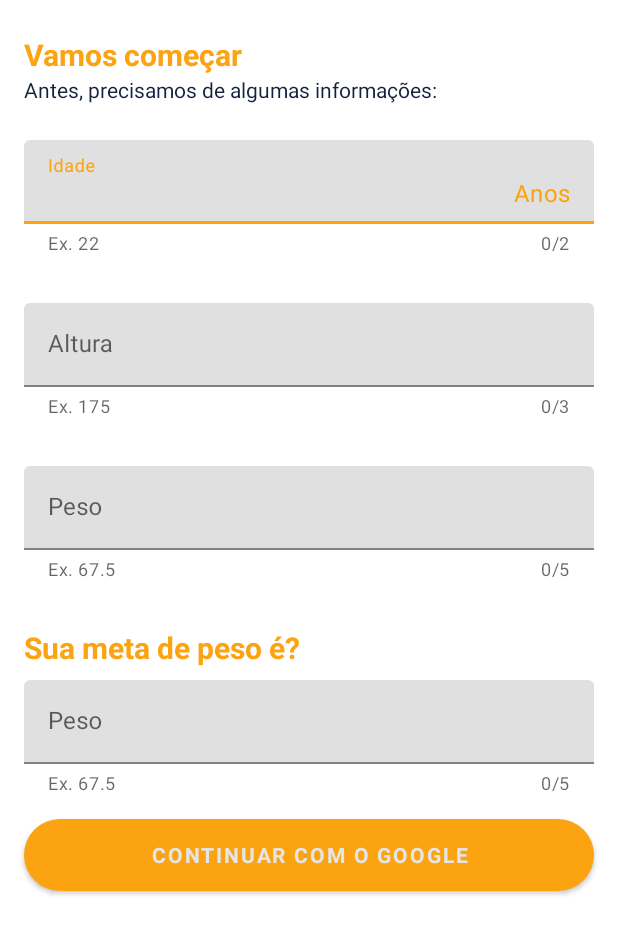
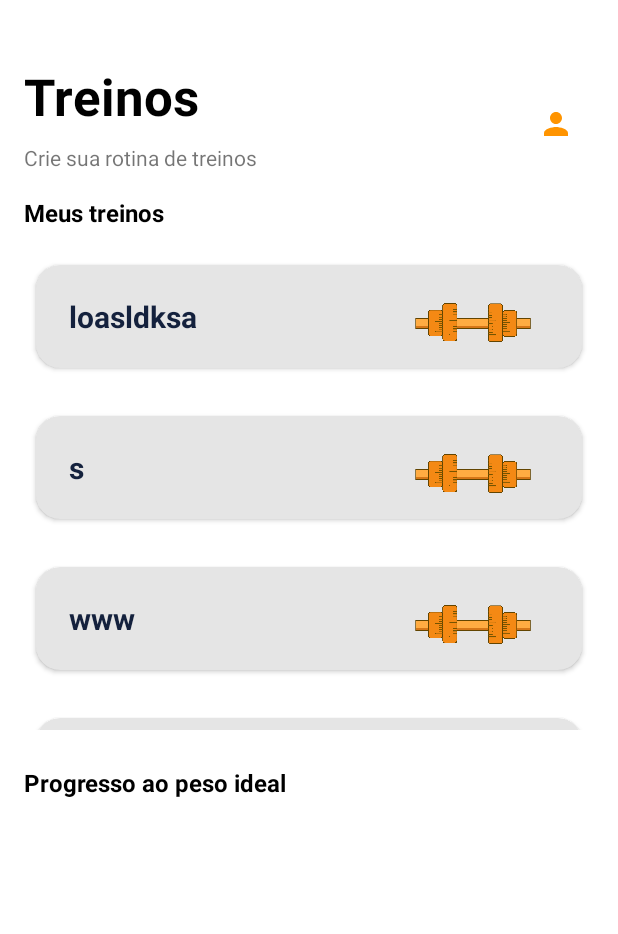
Before and after one commit to ValterGabriell/DesafioLealApps, an Android app: the screen it shows after launch (ActivityForm before the commit, FeedActivity after it), after a tap on "COMEÇAR", on a phone screen of 412 x 824 dp. Shown: the top 934 px of the screen. Run offline under Robolectric (Android 15) with nearby library versions, the phone set to English and light mode, and no system bars; Roboto replaces fonts that are not available here.

Commit message:
agora pausa pro almoco

```diff
--- a/app/src/main/AndroidManifest.xml
+++ b/app/src/main/AndroidManifest.xml
@@ -13,7 +13,7 @@
         android:theme="@style/Theme.DesafioLealApps"
         tools:targetApi="31">
         <activity
-            android:name=".FeedActivity"
+            android:name=".ui.FeedActivity"
             android:exported="false">
             <meta-data
                 android:name="android.app.lib_name"
--- /dev/null
+++ b/app/src/main/java/com/valtergabriel/desafiolealapps/mock/MockTrain.kt
@@ -0,0 +1,19 @@
+package com.valtergabriel.desafiolealapps.mock
+
+import android.os.Build
+import androidx.annotation.RequiresApi
+import java.time.LocalDateTime
+
+data class MockTrain(
+    val id: Long? = null, val description: String = "", val data: LocalDateTime? = null
+) {
+    @RequiresApi(Build.VERSION_CODES.O)
+    fun createTraining() : List<MockTrain> {
+        val list = ArrayList<MockTrain>()
+        list.add(MockTrain(0, "loasldksa", LocalDateTime.now()))
+        list.add(MockTrain(1, "s", LocalDateTime.now()))
+        list.add(MockTrain(2, "www", LocalDateTime.now()))
+        list.add(MockTrain(3, "qqq", LocalDateTime.now()))
+        return list
+    }
+}
--- a/app/src/main/java/com/valtergabriel/desafiolealapps/ui/ActivityForm.kt
+++ b/app/src/main/java/com/valtergabriel/desafiolealapps/ui/ActivityForm.kt
@@ -13,5 +13,7 @@ class ActivityForm : AppCompatActivity() {
         binding = ActivityFormBinding.inflate(layoutInflater)
         setContentView(binding.root)
 
+
+
     }
 }
--- a/app/src/main/java/com/valtergabriel/desafiolealapps/ui/FeedActivity.kt
+++ b/app/src/main/java/com/valtergabriel/desafiolealapps/ui/FeedActivity.kt
@@ -1,12 +1,32 @@
 package com.valtergabriel.desafiolealapps.ui
 
+import android.os.Build
 import androidx.appcompat.app.AppCompatActivity
 import android.os.Bundle
+import android.util.Log
+import androidx.annotation.RequiresApi
+import androidx.recyclerview.widget.LinearLayoutManager
 import com.valtergabriel.desafiolealapps.R
+import com.valtergabriel.desafiolealapps.databinding.ActivityFeedBinding
+import com.valtergabriel.desafiolealapps.mock.MockTrain
+import com.valtergabriel.desafiolealapps.ui.adapter.FeedAdapter
 
 class FeedActivity : AppCompatActivity() {
+    private val TAG = "TAG"
+    private lateinit var adapter: FeedAdapter
+    private lateinit var binding: ActivityFeedBinding
+
+    @RequiresApi(Build.VERSION_CODES.O)
     override fun onCreate(savedInstanceState: Bundle?) {
         super.onCreate(savedInstanceState)
-        setContentView(R.layout.activity_feed)
+        binding = ActivityFeedBinding.inflate(layoutInflater)
+        setContentView(binding.root)
+
+
+        val list = MockTrain().createTraining()
+        adapter = FeedAdapter(list)
+        binding.feedRecyclerView.adapter = adapter
+        binding.feedRecyclerView.layoutManager = LinearLayoutManager(this)
+
     }
 }
--- a/app/src/main/java/com/valtergabriel/desafiolealapps/ui/MainActivity.kt
+++ b/app/src/main/java/com/valtergabriel/desafiolealapps/ui/MainActivity.kt
@@ -1,9 +1,12 @@
 package com.valtergabriel.desafiolealapps.ui
 
 import android.content.Intent
+import android.os.Build
 import androidx.appcompat.app.AppCompatActivity
 import android.os.Bundle
+import androidx.annotation.RequiresApi
 import com.valtergabriel.desafiolealapps.databinding.ActivityMainBinding
+import com.valtergabriel.desafiolealapps.mock.MockTrain
 
 class MainActivity : AppCompatActivity() {
 
@@ -14,8 +17,9 @@ class MainActivity : AppCompatActivity() {
         binding = ActivityMainBinding.inflate(layoutInflater)
         setContentView(binding.root)
 
+
         binding.btnSignUp.setOnClickListener {
-            Intent(this, ActivityForm::class.java).also {
+            Intent(this, FeedActivity::class.java).also {
                 startActivity(it)
             }
         }
--- /dev/null
+++ b/app/src/main/java/com/valtergabriel/desafiolealapps/ui/adapter/FeedAdapter.kt
@@ -0,0 +1,34 @@
+package com.valtergabriel.desafiolealapps.ui.adapter
+
+import android.view.LayoutInflater
+import android.view.View
+import android.view.ViewGroup
+import android.widget.TextView
+import androidx.recyclerview.widget.RecyclerView
+import com.valtergabriel.desafiolealapps.R
+import com.valtergabriel.desafiolealapps.mock.MockTrain
+
+class FeedAdapter(private val trainList: List<MockTrain>) :
+    RecyclerView.Adapter<FeedAdapter.MyViewHolder>() {
+
+    inner class MyViewHolder(itemView: View) : RecyclerView.ViewHolder(itemView) {
+        fun bind(mockTrain: MockTrain) {
+            itemView.findViewById<TextView>(R.id.txt_title_recycler_view).text = mockTrain.description
+        }
+    }
+
+    override fun onCreateViewHolder(parent: ViewGroup, viewType: Int): MyViewHolder {
+        val view =
+            LayoutInflater.from(parent.context).inflate(R.layout.layout_recycler_view, parent, false)
+        return MyViewHolder(view)
+    }
+
+    override fun onBindViewHolder(holder: MyViewHolder, position: Int) {
+        holder.bind(trainList[position])
+    }
+
+    var setOnClick : ((Int, Int) -> Unit)? = null
+
+    override fun getItemCount(): Int = trainList.size
+
+}
--- a/app/src/main/res/layout/activity_feed.xml
+++ b/app/src/main/res/layout/activity_feed.xml
@@ -32,6 +32,21 @@
         app:layout_constraintHorizontal_bias="0.0"
         app:layout_constraintStart_toStartOf="parent"
         app:layout_constraintTop_toBottomOf="@+id/textView9" />
+
+    <TextView
+        android:id="@+id/textView11"
+        android:layout_width="wrap_content"
+        android:layout_height="wrap_content"
+        android:layout_marginStart="16dp"
+        android:layout_marginTop="16dp"
+        android:text="Progresso ao peso ideal"
+        android:textColor="@color/black"
+        android:textSize="16sp"
+        android:textStyle="bold"
+        app:layout_constraintEnd_toStartOf="@+id/guideline19"
+        app:layout_constraintHorizontal_bias="0.0"
+        app:layout_constraintStart_toStartOf="parent"
+        app:layout_constraintTop_toTopOf="@+id/guideline20" />
 
     <androidx.constraintlayout.widget.Guideline
         android:id="@+id/guideline17"
@@ -81,6 +96,7 @@
         app:layout_constraintGuide_percent="0.6" />
 
     <androidx.recyclerview.widget.RecyclerView
+        android:id="@+id/feed_recycler_view"
         android:layout_width="0dp"
         android:layout_height="0dp"
         android:padding="8dp"
--- a/app/src/main/res/layout/layout_recycler_view.xml
+++ b/app/src/main/res/layout/layout_recycler_view.xml
@@ -15,7 +15,7 @@
         android:layout_height="match_parent">
 
         <TextView
-            android:id="@+id/textView11"
+            android:id="@+id/txt_title_recycler_view"
             android:layout_width="wrap_content"
             android:layout_height="wrap_content"
             android:text="TextView"
```
